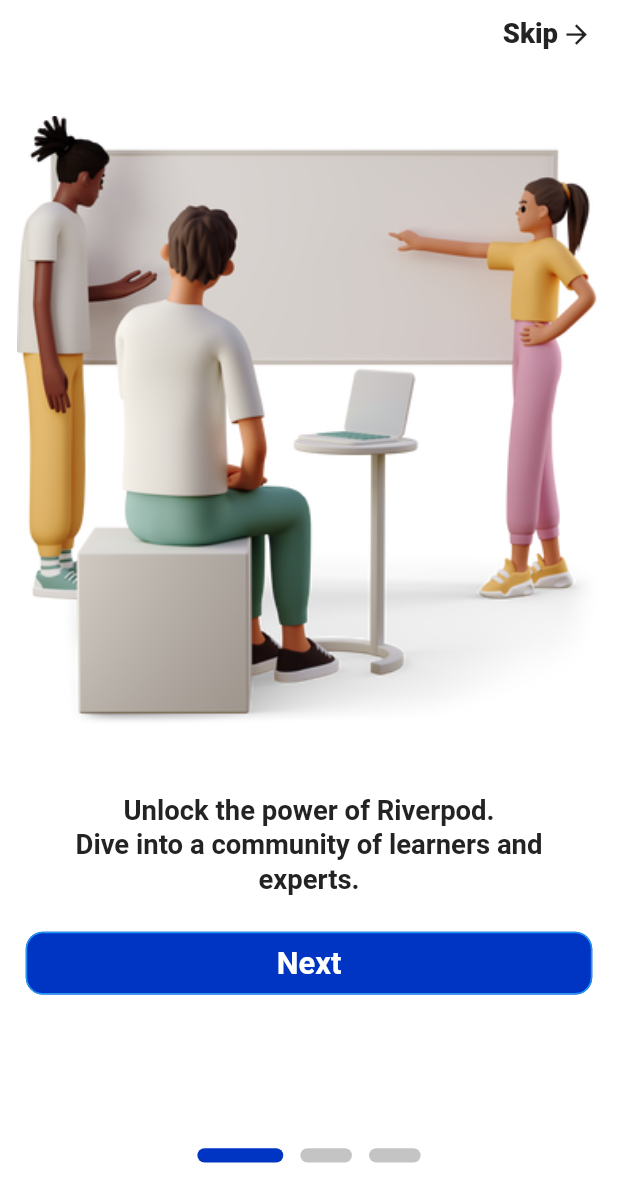
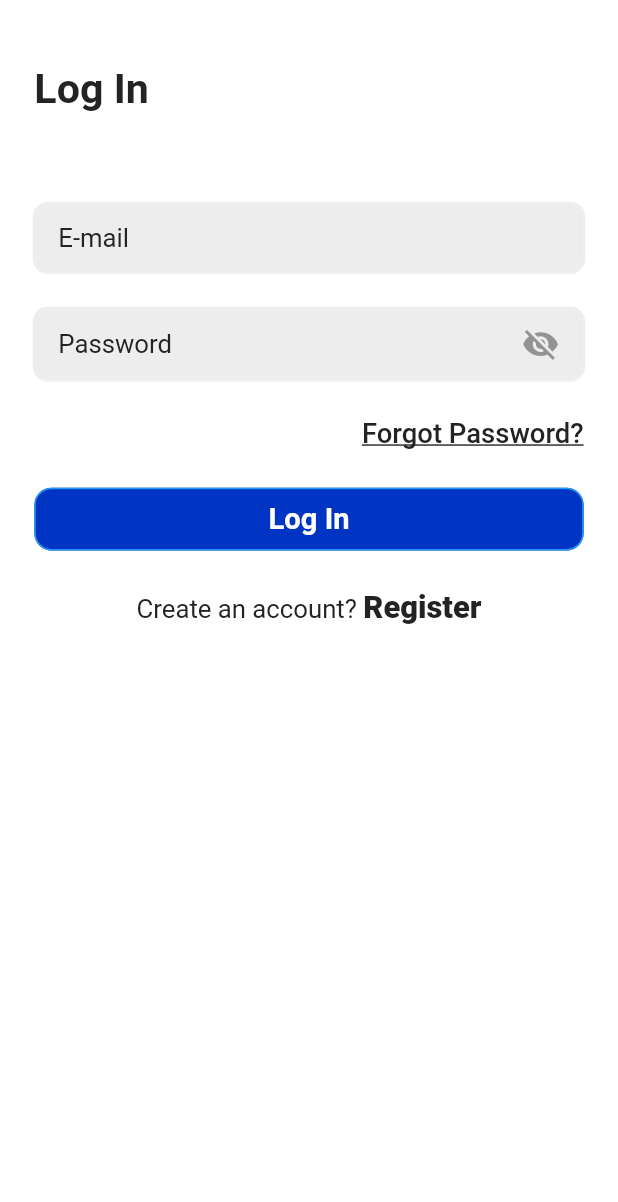
Before and after one commit to flutterRiverpodVerse/ui_designs, a Flutter app: the screen it shows after launch, on a phone screen of 412 x 824 dp. Shown: the top 1202 px of the screen. Run offline on Flutter 3.47's test engine with Material 3 defaults, Android fonts, the phone set to English and light mode, and no system bars; our stand-ins replace flutter_hooks, flutter_screenutil, hooks_riverpod; Roboto replaces fonts that are missing (Poppins).

Commit message:
2nd_day_login_page

```diff
--- /dev/null
+++ b/lib/2nd_day/login_page.dart
@@ -0,0 +1,176 @@
+import 'package:flutter/gestures.dart';
+import 'package:flutter/material.dart';
+import 'package:flutter_hooks/flutter_hooks.dart';
+import 'package:flutter_screenutil/flutter_screenutil.dart';
+import 'package:hooks_riverpod/hooks_riverpod.dart';
+
+import '../core/constants/app_colors.dart';
+import '../core/constants/app_constants.dart';
+import '../core/shared/providers.dart';
+import '../core/widgets/custom_elevated_button.dart';
+import '../core/widgets/custom_text_form_field.dart';
+
+class LoginPage extends HookConsumerWidget {
+  const LoginPage({super.key});
+  @override
+  Widget build(BuildContext context, WidgetRef ref) {
+    final isDarkMode = AppConstants.isDarkMode(context: context);
+    final formKey = ref.watch(logInFormKeyProvider);
+    final emailController = useTextEditingController();
+    final passwordController = useTextEditingController();
+    final passwordVisibility = useState<bool>(true);
+
+    return GestureDetector(
+      onTap: () {
+        AppConstants.hideKeyboard();
+      },
+      child: Scaffold(
+        body: SafeArea(
+          child: Container(
+            height: 1.sh,
+            width: 1.sw,
+            padding: EdgeInsets.symmetric(
+              horizontal: 20.w,
+              vertical: 15.h,
+            ),
+            decoration: BoxDecoration(
+              color: isDarkMode ? AppColors.black : AppColors.white,
+            ),
+            child: SingleChildScrollView(
+              child: Form(
+                key: formKey,
+                child: Column(
+                  crossAxisAlignment: CrossAxisAlignment.start,
+                  children: [
+                    SizedBox(height: 20.h),
+                    Row(
+                      children: [
+                        Text(
+                          "Log In",
+                          style: Theme.of(context)
+                              .textTheme
+                              .headlineLarge!
+                              .copyWith(
+                                fontWeight: FontWeight.bold,
+                              ),
+                        ),
+                      ],
+                    ),
+                    SizedBox(height: 50.h),
+                    CustomTextFormField(
+                      controller: emailController,
+                      isDarkMode: isDarkMode,
+                      hintText: "E-mail",
+                      keyboardType: TextInputType.emailAddress,
+                      textInputAction: TextInputAction.next,
+                      validator: (value) {
+                        if (value!.isEmpty) {
+                          return "required";
+                        }
+                        return null;
+                      },
+                    ),
+                    SizedBox(height: 20.h),
+                    CustomTextFormField(
+                      controller: passwordController,
+                      isDarkMode: isDarkMode,
+                      hintText: "Password",
+                      keyboardType: TextInputType.visiblePassword,
+                      obscureValue: passwordVisibility.value,
+                      suffixIcon: IconButton(
+                        highlightColor: Colors.transparent,
+                        splashColor: Colors.transparent,
+                        onPressed: () {
+                          passwordVisibility.value = !passwordVisibility.value;
+                        },
+                        icon: Icon(
+                          passwordVisibility.value
+                              ? Icons.visibility_off
+                              : Icons.visibility,
+                          size: 22.sp,
+                        ),
+                      ),
+                      validator: (value) {
+                        if (value!.isEmpty) {
+                          return "required";
+                        }
+                        return null;
+                      },
+                    ),
+                    SizedBox(height: 20.h),
+                    Row(
+                      mainAxisAlignment: MainAxisAlignment.end,
+                      children: [
+                        GestureDetector(
+                          onTap: () {},
+                          child: Text(
+                            "Forgot Password?",
+                            style: Theme.of(context)
+                                .textTheme
+                                .headlineSmall!
+                                .copyWith(
+                                  fontSize: 16.sp,
+                                  fontWeight: FontWeight.w500,
+                                  decoration: TextDecoration.underline,
+                                  decorationStyle: TextDecorationStyle.solid,
+                                ),
+                          ),
+                        ),
+                      ],
+                    ),
+                    SizedBox(height: 20.h),
+                    CustomElevatedButton(
+                      height: 35.h,
+                      child: Text(
+                        "Log In",
+                        style: Theme.of(context)
+                            .textTheme
+                            .headlineMedium!
+                            .copyWith(
+                              fontSize: 17.sp,
+                              color: AppColors.white,
+                              fontWeight: FontWeight.w700,
+                            ),
+                      ),
+                      onPressed: () {
+                        AppConstants.hideKeyboard();
+                        if (formKey.currentState!.validate()) {}
+                      },
+                    ),
+                    SizedBox(height: 20.h),
+                    Center(
+                      child: RichText(
+                        text: TextSpan(
+                          text: 'Create an account? ',
+                          style: Theme.of(context)
+                              .textTheme
+                              .headlineSmall!
+                              .copyWith(
+                                fontSize: 15.sp,
+                              ),
+                          children: [
+                            TextSpan(
+                              text: 'Register',
+                              style: Theme.of(context)
+                                  .textTheme
+                                  .headlineSmall!
+                                  .copyWith(
+                                    fontSize: 18.sp,
+                                    fontWeight: FontWeight.w800,
+                                  ),
+                              recognizer: TapGestureRecognizer()..onTap = () {},
+                            ),
+                          ],
+                        ),
+                      ),
+                    ),
+                  ],
+                ),
+              ),
+            ),
+          ),
+        ),
+      ),
+    );
+  }
+}
--- /dev/null
+++ b/lib/core/shared/providers.dart
@@ -0,0 +1,6 @@
+import 'package:flutter/material.dart';
+import 'package:hooks_riverpod/hooks_riverpod.dart';
+
+final logInFormKeyProvider = Provider(
+  (ref) => GlobalKey<FormState>(),
+);
--- /dev/null
+++ b/lib/core/widgets/custom_text_form_field.dart
@@ -0,0 +1,103 @@
+import 'package:flutter/material.dart';
+import 'package:flutter_screenutil/flutter_screenutil.dart';
+
+import '../constants/app_colors.dart';
+
+class CustomTextFormField extends StatelessWidget {
+  const CustomTextFormField({
+    super.key,
+    required this.controller,
+    required this.isDarkMode,
+    required this.hintText,
+    this.suffixIcon,
+    this.obscureValue = false,
+    this.keyboardType = TextInputType.text,
+    this.textInputAction = TextInputAction.done,
+    this.validator,
+  });
+
+  final TextEditingController controller;
+  final bool isDarkMode;
+  final String hintText;
+  final Widget? suffixIcon;
+  final bool? obscureValue;
+  final TextInputType? keyboardType;
+  final TextInputAction? textInputAction;
+  final String? Function(String?)? validator;
+
+  @override
+  Widget build(BuildContext context) {
+    return TextFormField(
+      controller: controller,
+      obscureText: obscureValue!,
+      style: Theme.of(context).textTheme.headlineMedium!.copyWith(
+            fontSize: 15.sp,
+            fontWeight: FontWeight.w400,
+          ),
+      autovalidateMode: AutovalidateMode.onUserInteraction,
+      cursorHeight: 15.h,
+      keyboardType: keyboardType,
+      keyboardAppearance: isDarkMode ? Brightness.dark : Brightness.light,
+      textInputAction: textInputAction,
+      decoration: InputDecoration(
+        isDense: true,
+        filled: true,
+        fillColor: AppColors.grey.withOpacity(0.3),
+        hintText: hintText,
+        hintStyle: Theme.of(context).textTheme.headlineMedium!.copyWith(
+              fontSize: 15.sp,
+              fontWeight: FontWeight.w400,
+            ),
+        suffixIcon: suffixIcon,
+        suffixIconConstraints: suffixIcon != null
+            ? BoxConstraints(
+                minWidth: 50.w,
+              )
+            : null,
+        border: OutlineInputBorder(
+          borderRadius: BorderRadius.circular(8.r),
+          borderSide: BorderSide(
+            strokeAlign: 1.w,
+            color: AppColors.grey,
+          ),
+        ),
+        enabledBorder: OutlineInputBorder(
+          borderRadius: BorderRadius.circular(8.r),
+          borderSide: BorderSide(
+            strokeAlign: 1.w,
+            color: AppColors.grey.withOpacity(0.3),
+          ),
+        ),
+        focusedBorder: OutlineInputBorder(
+          borderRadius: BorderRadius.circular(8.r),
+          borderSide: BorderSide(
+            strokeAlign: 1.w,
+            color: AppColors.grey.withOpacity(0.3),
+          ),
+        ),
+        disabledBorder: OutlineInputBorder(
+          borderRadius: BorderRadius.circular(8.r),
+          borderSide: BorderSide(
+            strokeAlign: 1.w,
+            color: AppColors.grey.withOpacity(0.3),
+          ),
+        ),
+        errorBorder: OutlineInputBorder(
+          borderRadius: BorderRadius.circular(8.r),
+          borderSide: BorderSide(
+            strokeAlign: 1.w,
+            color: AppColors.grey.withOpacity(0.3),
+          ),
+        ),
+        focusedErrorBorder: OutlineInputBorder(
+          borderRadius: BorderRadius.circular(8.r),
+          borderSide: BorderSide(
+            strokeAlign: 1.w,
+            color: AppColors.grey.withOpacity(0.3),
+          ),
+        ),
+      ),
+      validator: validator,
+    );
+  }
+}
--- a/lib/main.dart
+++ b/lib/main.dart
@@ -1,7 +1,7 @@
 import 'package:flutter/material.dart';
 import 'package:flutter_screenutil/flutter_screenutil.dart';
 import 'package:hooks_riverpod/hooks_riverpod.dart';
-import 'package:ui_designs/1st_day/onboarding_page.dart';
+import 'package:ui_designs/2nd_day/login_page.dart';
 import 'package:ui_designs/core/constants/app_config.dart';
 import 'package:ui_designs/core/theme/app_theme.dart';
 
@@ -39,7 +39,7 @@
             theme: AppTheme.lightTheme,
             darkTheme: AppTheme.darkTheme,
             scaffoldMessengerKey: AppConfig.rootScaffoldMessengerKey,
-            home: const OnboardingPage(),
+            home: const LoginPage(),
           );
         },
       ),
```
Also changed, not shown: 1 other file.
